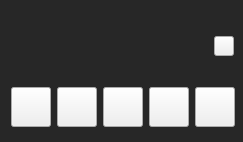
Old version of the form core/ui/mini_player_dialog.ui in the repository deeffest/Youtube-Music-Desktop-Player.
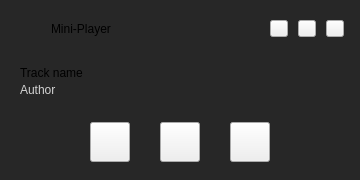
New version of the form. Icons and pictures are not drawn. Custom widgets are drawn as their Qt base class.

What changed in the file:
```diff
--- a/core/ui/mini_player_dialog.ui
+++ b/core/ui/mini_player_dialog.ui
@@ -6,26 +6,26 @@
    <rect>
     <x>0</x>
     <y>0</y>
-    <width>243</width>
-    <height>142</height>
+    <width>360</width>
+    <height>180</height>
    </rect>
   </property>
   <property name="sizePolicy">
-   <sizepolicy hsizetype="Minimum" vsizetype="Minimum">
+   <sizepolicy hsizetype="Expanding" vsizetype="Expanding">
     <horstretch>0</horstretch>
     <verstretch>0</verstretch>
    </sizepolicy>
   </property>
   <property name="minimumSize">
    <size>
-    <width>243</width>
-    <height>142</height>
+    <width>360</width>
+    <height>180</height>
    </size>
   </property>
   <property name="maximumSize">
    <size>
-    <width>458</width>
-    <height>142</height>
+    <width>360</width>
+    <height>180</height>
    </size>
   </property>
   <property name="windowTitle">
@@ -37,32 +37,35 @@
 }</string>
   </property>
   <layout class="QVBoxLayout" name="verticalLayout">
+   <property name="leftMargin">
+    <number>16</number>
+   </property>
+   <property name="topMargin">
+    <number>16</number>
+   </property>
    <property name="rightMargin">
-    <number>9</number>
+    <number>16</number>
+   </property>
+   <property name="bottomMargin">
+    <number>18</number>
    </property>
    <item>
     <layout class="QHBoxLayout" name="horizontalLayout">
      <property name="spacing">
-      <number>6</number>
+      <number>10</number>
      </property>
      <item>
-      <widget class="QLabel" name="label">
-       <property name="sizePolicy">
-        <sizepolicy hsizetype="Fixed" vsizetype="Fixed">
-         <horstretch>0</horstretch>
-         <verstretch>0</verstretch>
-        </sizepolicy>
-       </property>
+      <widget class="QLabel" name="label_2">
        <property name="minimumSize">
         <size>
-         <width>64</width>
-         <height>64</height>
+         <width>25</width>
+         <height>25</height>
         </size>
        </property>
        <property name="maximumSize">
         <size>
-         <width>64</width>
-         <height>64</height>
+         <width>25</width>
+         <height>25</height>
         </size>
        </property>
        <property name="text">
@@ -75,29 +78,8 @@
      </item>
      <item>
       <widget class="BodyLabel" name="BodyLabel">
-       <property name="sizePolicy">
-        <sizepolicy hsizetype="Minimum" vsizetype="Minimum">
-         <horstretch>0</horstretch>
-         <verstretch>0</verstretch>
-        </sizepolicy>
-       </property>
-       <property name="minimumSize">
-        <size>
-         <width>125</width>
-         <height>60</height>
-        </size>
-       </property>
-       <property name="maximumSize">
-        <size>
-         <width>125</width>
-         <height>60</height>
-        </size>
-       </property>
        <property name="text">
-        <string/>
-       </property>
-       <property name="wordWrap">
-        <bool>true</bool>
+        <string>Mini-Player</string>
        </property>
       </widget>
      </item>
@@ -106,34 +88,36 @@
        <property name="orientation">
         <enum>Qt::Horizontal</enum>
        </property>
-       <property name="sizeType">
-        <enum>QSizePolicy::MinimumExpanding</enum>
-       </property>
        <property name="sizeHint" stdset="0">
         <size>
-         <width>5</width>
+         <width>40</width>
          <height>20</height>
         </size>
        </property>
       </spacer>
      </item>
      <item>
-      <widget class="TransparentToolButton" name="TransparentToolButton_2">
-       <property name="minimumSize">
+      <widget class="PillToolButton" name="PillToolButton">
+       <property name="iconSize">
         <size>
-         <width>20</width>
-         <height>20</height>
+         <width>10</width>
+         <height>10</height>
         </size>
        </property>
-       <property name="maximumSize">
+      </widget>
+     </item>
+     <item>
+      <widget class="ToolButton" name="ToolButton_2">
+       <property name="iconSize">
         <size>
-         <width>20</width>
-         <height>20</height>
+         <width>10</width>
+         <height>10</height>
         </size>
        </property>
-       <property name="cursor">
-        <cursorShape>PointingHandCursor</cursorShape>
-       </property>
+      </widget>
+     </item>
+     <item>
+      <widget class="ToolButton" name="ToolButton">
        <property name="iconSize">
         <size>
          <width>10</width>
@@ -146,55 +130,128 @@
    </item>
    <item>
     <layout class="QHBoxLayout" name="horizontalLayout_2">
+     <property name="spacing">
+      <number>12</number>
+     </property>
+     <property name="leftMargin">
+      <number>4</number>
+     </property>
+     <property name="rightMargin">
+      <number>4</number>
+     </property>
      <item>
-      <widget class="TransparentToolButton" name="TransparentToolButton_6">
-       <property name="minimumSize">
-        <size>
-         <width>40</width>
-         <height>40</height>
-        </size>
+      <layout class="QVBoxLayout" name="verticalLayout_2">
+       <property name="spacing">
+        <number>3</number>
        </property>
-       <property name="maximumSize">
-        <size>
-         <width>40</width>
-         <height>40</height>
-        </size>
+       <item>
+        <spacer name="verticalSpacer">
+         <property name="orientation">
+          <enum>Qt::Vertical</enum>
+         </property>
+         <property name="sizeHint" stdset="0">
+          <size>
+           <width>20</width>
+           <height>40</height>
+          </size>
+         </property>
+        </spacer>
+       </item>
+       <item>
+        <layout class="QHBoxLayout" name="horizontalLayout_4"/>
+       </item>
+       <item>
+        <widget class="StrongBodyLabel" name="StrongBodyLabel">
+         <property name="text">
+          <string>Track name</string>
+         </property>
+        </widget>
+       </item>
+       <item>
+        <widget class="BodyLabel" name="BodyLabel_2">
+         <property name="styleSheet">
+          <string notr="true">color: lightgray;</string>
+         </property>
+         <property name="text">
+          <string>Author</string>
+         </property>
+        </widget>
+       </item>
+       <item>
+        <spacer name="verticalSpacer_2">
+         <property name="orientation">
+          <enum>Qt::Vertical</enum>
+         </property>
+         <property name="sizeHint" stdset="0">
+          <size>
+           <width>20</width>
+           <height>40</height>
+          </size>
+         </property>
+        </spacer>
+       </item>
+      </layout>
+     </item>
+     <item>
+      <spacer name="horizontalSpacer_2">
+       <property name="orientation">
+        <enum>Qt::Horizontal</enum>
        </property>
-       <property name="cursor">
-        <cursorShape>PointingHandCursor</cursorShape>
-       </property>
-       <property name="iconSize">
+       <property name="sizeHint" stdset="0">
         <size>
-         <width>20</width>
+         <width>40</width>
          <height>20</height>
         </size>
        </property>
-      </widget>
+      </spacer>
      </item>
      <item>
-      <widget class="TransparentToolButton" name="TransparentToolButton_5">
+      <widget class="QLabel" name="label">
        <property name="minimumSize">
         <size>
-         <width>40</width>
-         <height>40</height>
+         <width>60</width>
+         <height>60</height>
         </size>
        </property>
        <property name="maximumSize">
         <size>
-         <width>40</width>
-         <height>40</height>
+         <width>60</width>
+         <height>60</height>
         </size>
        </property>
-       <property name="cursor">
-        <cursorShape>PointingHandCursor</cursorShape>
+       <property name="text">
+        <string/>
        </property>
-       <property name="iconSize">
+       <property name="scaledContents">
+        <bool>false</bool>
+       </property>
+      </widget>
+     </item>
+    </layout>
+   </item>
+   <item>
+    <layout class="QHBoxLayout" name="horizontalLayout_3">
+     <property name="spacing">
+      <number>30</number>
+     </property>
+     <property name="leftMargin">
+      <number>4</number>
+     </property>
+     <property name="rightMargin">
+      <number>4</number>
+     </property>
+     <item>
+      <spacer name="horizontalSpacer_3">
+       <property name="orientation">
+        <enum>Qt::Horizontal</enum>
+       </property>
+       <property name="sizeHint" stdset="0">
         <size>
-         <width>20</width>
+         <width>40</width>
          <height>20</height>
         </size>
        </property>
-      </widget>
+      </spacer>
      </item>
      <item>
       <widget class="TransparentToolButton" name="TransparentToolButton">
@@ -210,22 +267,38 @@
          <height>40</height>
         </size>
        </property>
-       <property name="cursor">
-        <cursorShape>PointingHandCursor</cursorShape>
+       <property name="iconSize">
+        <size>
+         <width>20</width>
+         <height>20</height>
+        </size>
        </property>
+      </widget>
+     </item>
+     <item>
+      <widget class="TransparentToolButton" name="TransparentToolButton_2">
+       <property name="minimumSize">
+        <size>
+         <width>40</width>
+         <height>40</height>
+        </size>
+       </property>
+       <property name="maximumSize">
+        <size>
+         <width>40</width>
+         <height>40</height>
+        </size>
+       </property>
        <property name="iconSize">
         <size>
-         <width>32</width>
-         <height>32</height>
+         <width>20</width>
+         <height>20</height>
         </size>
        </property>
       </widget>
      </item>
      <item>
       <widget class="TransparentToolButton" name="TransparentToolButton_3">
-       <property name="enabled">
-        <bool>true</bool>
-       </property>
        <property name="minimumSize">
         <size>
          <width>40</width>
@@ -250,29 +323,17 @@
       </widget>
      </item>
      <item>
-      <widget class="TransparentToolButton" name="TransparentToolButton_4">
-       <property name="minimumSize">
-        <size>
-         <width>40</width>
-         <height>40</height>
-        </size>
+      <spacer name="horizontalSpacer_4">
+       <property name="orientation">
+        <enum>Qt::Horizontal</enum>
        </property>
-       <property name="maximumSize">
+       <property name="sizeHint" stdset="0">
         <size>
          <width>40</width>
-         <height>40</height>
-        </size>
-       </property>
-       <property name="cursor">
-        <cursorShape>PointingHandCursor</cursorShape>
-       </property>
-       <property name="iconSize">
-        <size>
-         <width>20</width>
          <height>20</height>
         </size>
        </property>
-      </widget>
+      </spacer>
      </item>
     </layout>
    </item>
@@ -284,16 +345,31 @@
    <extends>QToolButton</extends>
    <header>qfluentwidgets</header>
   </customwidget>
+  <customwidget>
+   <class>PillToolButton</class>
+   <extends>ToggleToolButton</extends>
+   <header>qfluentwidgets</header>
+  </customwidget>
   <customwidget>
    <class>TransparentToolButton</class>
    <extends>ToolButton</extends>
    <header>qfluentwidgets</header>
   </customwidget>
+  <customwidget>
+   <class>ToggleToolButton</class>
+   <extends>ToolButton</extends>
+   <header>qfluentwidgets</header>
+  </customwidget>
   <customwidget>
    <class>BodyLabel</class>
    <extends>QLabel</extends>
    <header>qfluentwidgets</header>
   </customwidget>
+  <customwidget>
+   <class>StrongBodyLabel</class>
+   <extends>QLabel</extends>
+   <header>qfluentwidgets</header>
+  </customwidget>
  </customwidgets>
  <resources/>
  <connections/>
```
Left out of the diff: 11 changed lines with no effect on the pictures.
